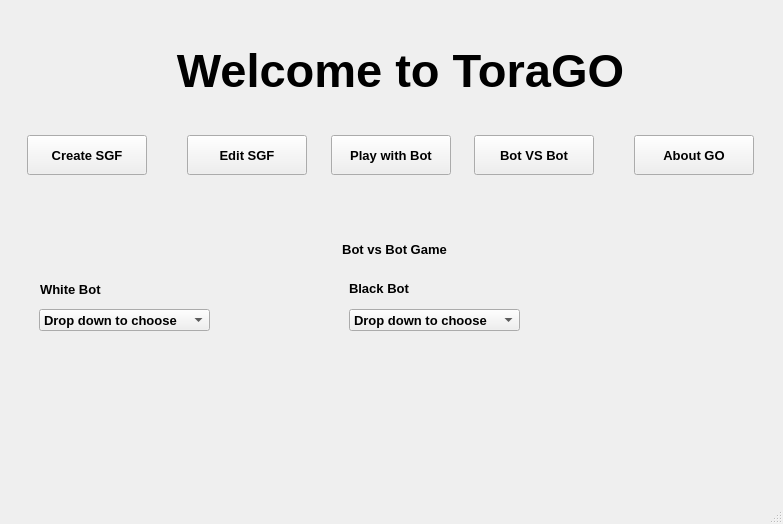
Old version of the form gui/designs/MainMenuPage.ui in the repository DariMe20/GoGameProject.
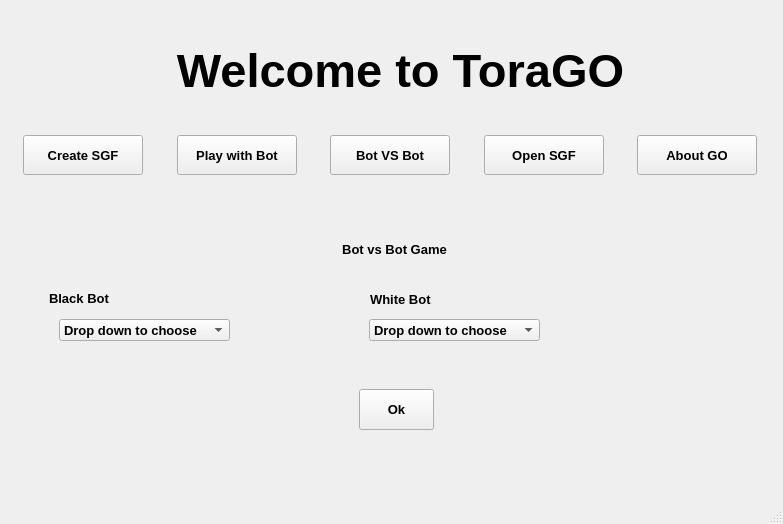
New version of the form. The open tabs and pages were chosen to show the change.

Commit message: Implemented agent selection from gui

Patch:
```diff
--- a/gui/designs/MainMenuPage.ui
+++ b/gui/designs/MainMenuPage.ui
@@ -82,45 +82,6 @@
       </widget>
      </item>
      <item alignment="Qt::AlignHCenter">
-      <widget class="QPushButton" name="pushButton_EditSGF">
-       <property name="minimumSize">
-        <size>
-         <width>120</width>
-         <height>40</height>
-        </size>
-       </property>
-       <property name="maximumSize">
-        <size>
-         <width>120</width>
-         <height>40</height>
-        </size>
-       </property>
-       <property name="font">
-        <font>
-         <family>MS Shell Dlg 2</family>
-         <pointsize>10</pointsize>
-         <weight>75</weight>
-         <bold>true</bold>
-        </font>
-       </property>
-       <property name="cursor">
-        <cursorShape>PointingHandCursor</cursorShape>
-       </property>
-       <property name="text">
-        <string>Edit SGF</string>
-       </property>
-       <property name="autoDefault">
-        <bool>false</bool>
-       </property>
-       <property name="default">
-        <bool>false</bool>
-       </property>
-       <property name="flat">
-        <bool>false</bool>
-       </property>
-      </widget>
-     </item>
-     <item>
       <widget class="QPushButton" name="pushButton_PlayerVSBot">
        <property name="minimumSize">
         <size>
@@ -204,6 +165,45 @@
        </property>
       </widget>
      </item>
+     <item alignment="Qt::AlignHCenter">
+      <widget class="QPushButton" name="pushButton_EditSGF">
+       <property name="minimumSize">
+        <size>
+         <width>120</width>
+         <height>40</height>
+        </size>
+       </property>
+       <property name="maximumSize">
+        <size>
+         <width>120</width>
+         <height>40</height>
+        </size>
+       </property>
+       <property name="font">
+        <font>
+         <family>MS Shell Dlg 2</family>
+         <pointsize>10</pointsize>
+         <weight>75</weight>
+         <bold>true</bold>
+        </font>
+       </property>
+       <property name="cursor">
+        <cursorShape>PointingHandCursor</cursorShape>
+       </property>
+       <property name="text">
+        <string>Open SGF</string>
+       </property>
+       <property name="autoDefault">
+        <bool>false</bool>
+       </property>
+       <property name="default">
+        <bool>false</bool>
+       </property>
+       <property name="flat">
+        <bool>false</bool>
+       </property>
+      </widget>
+     </item>
      <item alignment="Qt::AlignHCenter">
       <widget class="QPushButton" name="pushButton_AboutGo">
        <property name="minimumSize">
@@ -1061,8 +1061,8 @@
      <widget class="QComboBox" name="comboBox_WhiteBot">
       <property name="geometry">
        <rect>
-        <x>20</x>
-        <y>100</y>
+        <x>350</x>
+        <y>110</y>
         <width>171</width>
         <height>22</height>
        </rect>
@@ -1108,8 +1108,8 @@
      <widget class="QComboBox" name="comboBox_WhiteBot_2">
       <property name="geometry">
        <rect>
-        <x>330</x>
-        <y>100</y>
+        <x>40</x>
+        <y>110</y>
         <width>171</width>
         <height>22</height>
        </rect>
@@ -1155,8 +1155,8 @@
      <widget class="QLabel" name="label_WhiteName_2">
       <property name="geometry">
        <rect>
-        <x>21</x>
-        <y>71</y>
+        <x>351</x>
+        <y>81</y>
         <width>201</width>
         <height>19</height>
        </rect>
@@ -1188,8 +1188,8 @@
      <widget class="QLabel" name="label_BlackName_2">
       <property name="geometry">
        <rect>
-        <x>330</x>
-        <y>70</y>
+        <x>30</x>
+        <y>80</y>
         <width>201</width>
         <height>19</height>
        </rect>
@@ -1218,6 +1218,19 @@
        <string>Black Bot</string>
       </property>
      </widget>
+     <widget class="QPushButton" name="pushButton_BotVsBotOK">
+      <property name="geometry">
+       <rect>
+        <x>340</x>
+        <y>180</y>
+        <width>75</width>
+        <height>41</height>
+       </rect>
+      </property>
+      <property name="text">
+       <string>Ok</string>
+      </property>
+     </widget>
     </widget>
    </widget>
   </widget>
```
Left out of the diff: 44 changed lines with no effect on the pictures. The commit also changes 1 other file.
